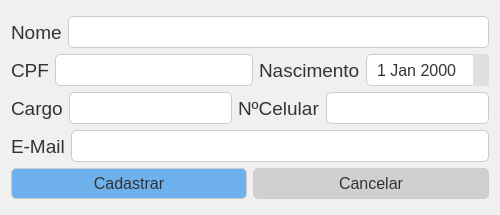
Qt form clinica_cpp/janelaCadastroColaboradores/cadastrocolaboradores.ui (juander/Projeto_CPP) before a commit.
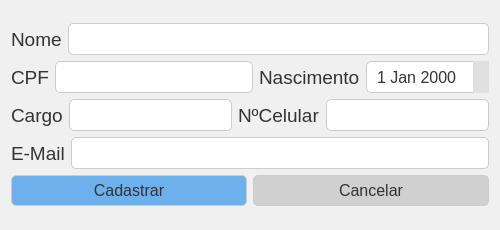
The same form after that commit. Icons and pictures are not drawn.

```diff
--- a/clinica_cpp/janelaCadastroColaboradores/cadastrocolaboradores.ui
+++ b/clinica_cpp/janelaCadastroColaboradores/cadastrocolaboradores.ui
@@ -7,7 +7,7 @@
     <x>0</x>
     <y>0</y>
     <width>500</width>
-    <height>215</height>
+    <height>230</height>
    </rect>
   </property>
   <property name="windowTitle">
```
Left out of the diff: 2 changed lines with no effect on the pictures.
